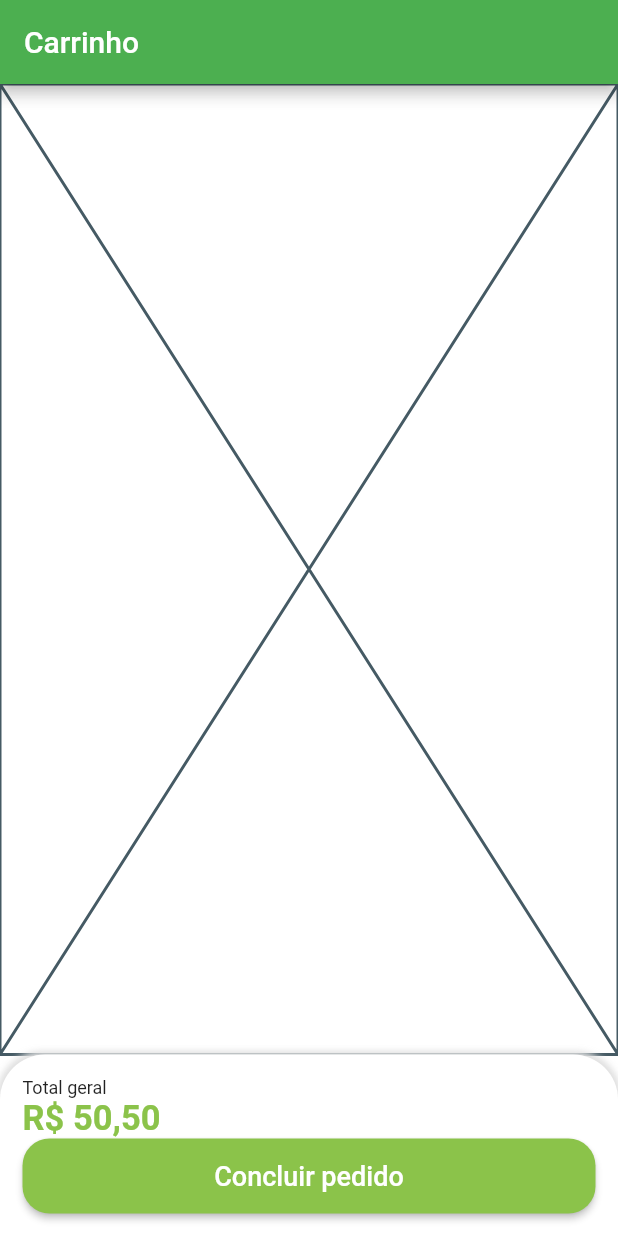
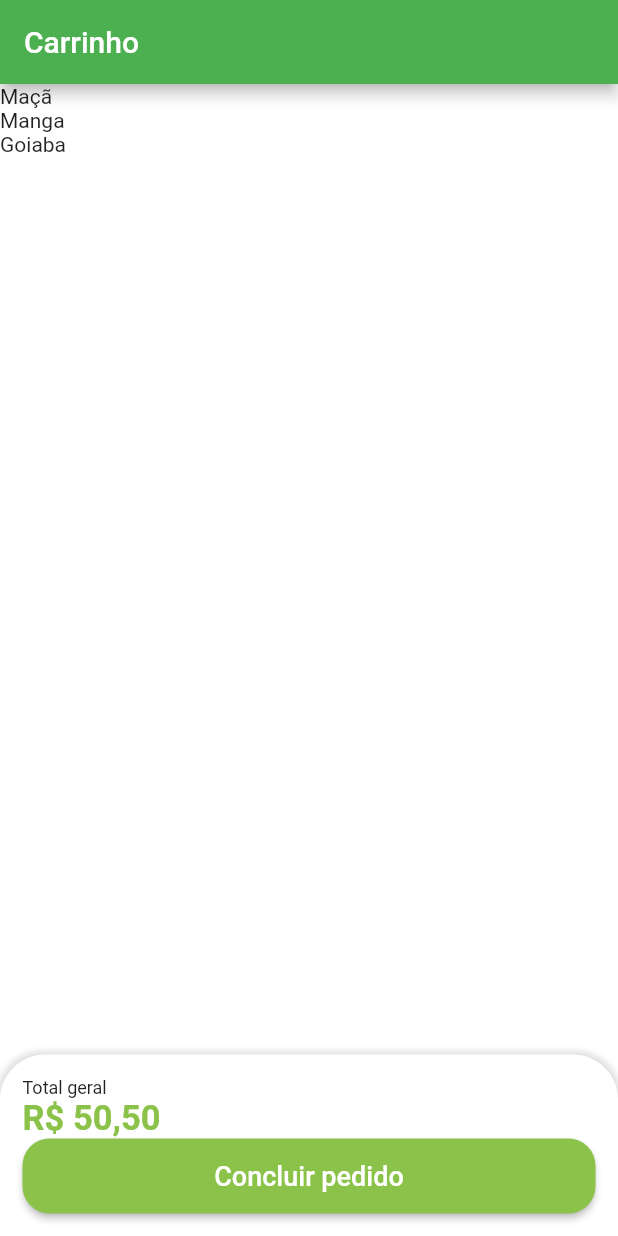
Before and after one commit to leomoreira597/Greengrocer, a Flutter app: the CartTab screen opened directly, on a phone screen of 412 x 824 dp. Run offline on Flutter 3.47's test engine with Material 2 defaults, Android fonts, the phone set to English and light mode, and no system bars; our stand-ins replace animated_text_kit, badges, mask_text_input_formatter.

Commit message:
preparando a lista de produtos no carrinho

```diff
--- a/lib/src/config/app_data.dart
+++ b/lib/src/config/app_data.dart
@@ -1,4 +1,6 @@
 import 'package:greengrocer/src/models/item_model.dart';
+
+import '../models/cart_item_model.dart';
 
 ItemModel apple = ItemModel(
   itemName: 'Maçã',
@@ -14,7 +16,7 @@ ItemModel grape = ItemModel(
   unit: 'Kg',
   price: 10.50,
   description:
-  'Essa uva é a uva que não se comprar em qualquer lugar pq se faz vinho com ela',
+      'Essa uva é a uva que não se comprar em qualquer lugar pq se faz vinho com ela',
 );
 
 ItemModel guava = ItemModel(
@@ -49,9 +51,7 @@ ItemModel papaya = ItemModel(
   description: 'Doce, doce, doce, parece que tem mel',
 );
 
-List<ItemModel> items = [
-  apple, grape, guava, kiwi, mango, papaya
-];
+List<ItemModel> items = [apple, grape, guava, kiwi, mango, papaya];
 
 List<String> categories = [
   'Frutas',
@@ -60,3 +60,18 @@ List<String> categories = [
   'Temperos',
   'Cereais',
 ];
+
+List<CartItemModel> cartItens = [
+  CartItemModel(
+    item: apple,
+    quantity: 2,
+  ),
+  CartItemModel(
+    item: mango,
+    quantity: 1,
+  ),
+  CartItemModel(
+    item: guava,
+    quantity: 3,
+  ),
+];
--- /dev/null
+++ b/lib/src/models/cart_item_model.dart
@@ -0,0 +1,13 @@
+import 'package:greengrocer/src/models/item_model.dart';
+
+class CartItemModel {
+  ItemModel item;
+  int quantity;
+
+  CartItemModel({
+    required this.item,
+    required this.quantity,
+  });
+
+
+}
--- a/lib/src/pages/cart/cart_tab.dart
+++ b/lib/src/pages/cart/cart_tab.dart
@@ -1,6 +1,7 @@
 import 'package:flutter/material.dart';
 import 'package:greengrocer/src/config/custom_colors.dart';
 import 'package:greengrocer/src/services/utils_services.dart';
+import 'package:greengrocer/src/config/app_data.dart' as appData;
 
 class CartTab extends StatelessWidget {
   CartTab({Key? key}) : super(key: key);
@@ -15,8 +16,15 @@ class CartTab extends StatelessWidget {
       ),
       body: Column(
         children: [
-          const Expanded(
-            child: Placeholder(),
+          Expanded(
+            child: ListView.builder(
+              itemCount: appData.cartItens.length,
+              itemBuilder: (_, index) {
+                return Text(
+                  appData.cartItens[index].item.itemName,
+                );
+              },
+            ),
           ),
           Container(
             padding: const EdgeInsets.all(15),
```
